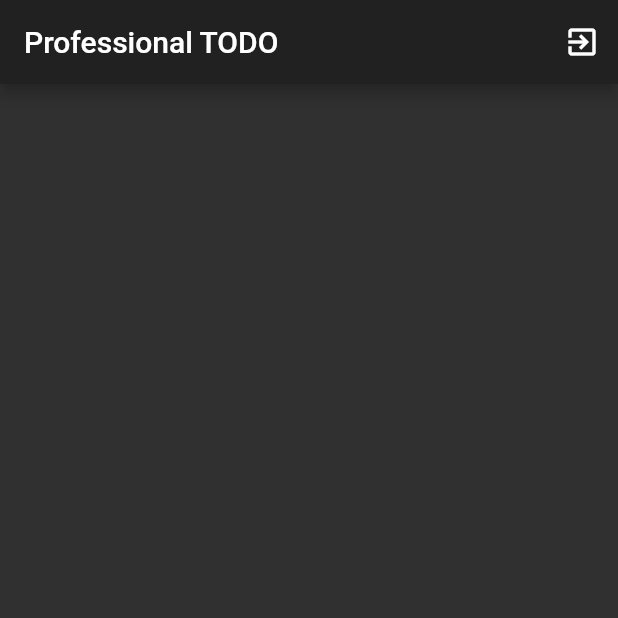
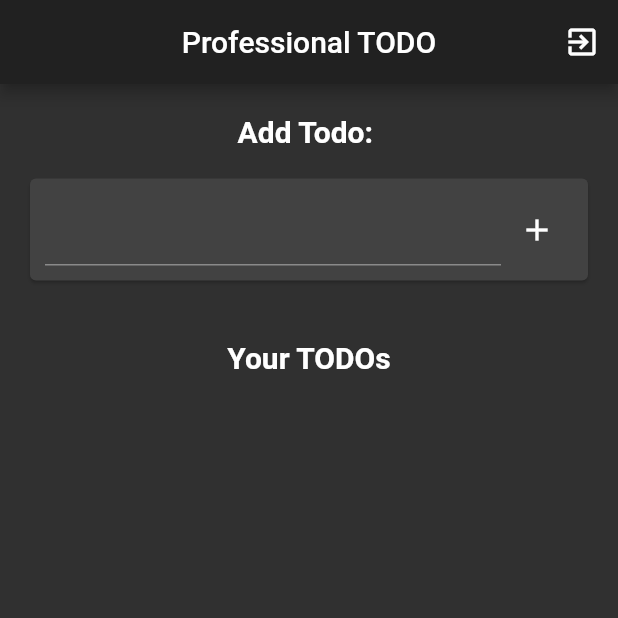
Before and after one commit to jppradoleal/professional_todo, a Flutter app: the screen it shows once a user with an empty profile is signed in, on a phone screen of 412 x 824 dp, the top half of it. Run offline on Flutter 3.47's test engine with Material 2 defaults, Android fonts, the light colour scheme and no system bars; our stand-ins replace cloud_firestore, firebase_auth, firebase_core; accounts and stored records are empty.

Commit message:
feat: Added todos and database integration

```diff
--- /dev/null
+++ b/lib/models/todo.dart
@@ -0,0 +1,19 @@
+import 'package:cloud_firestore/cloud_firestore.dart';
+
+class TodoModel {
+  String todoId;
+  String content;
+  bool done;
+
+  TodoModel({
+    this.todoId,
+    this.content,
+    this.done,
+  });
+
+  TodoModel.fromDocumentSnapshot({DocumentSnapshot documentSnapshot}) {
+    todoId = documentSnapshot.id;
+    content = documentSnapshot.data()['content'] as String;
+    done = documentSnapshot.data()['done'] as bool;
+  }
+}
--- a/lib/screens/home.dart
+++ b/lib/screens/home.dart
@@ -1,7 +1,10 @@
 import 'package:cloud_firestore/cloud_firestore.dart';
 import 'package:firebase_auth/firebase_auth.dart';
 import 'package:flutter/material.dart';
+import 'package:professional_todo/models/todo.dart';
 import 'package:professional_todo/services/auth.dart';
+import 'package:professional_todo/services/database.dart';
+import 'package:professional_todo/widgets/todo_card.dart';
 
 class Home extends StatefulWidget {
   final FirebaseAuth auth;
@@ -18,11 +21,14 @@ class Home extends StatefulWidget {
 }
 
 class _HomeState extends State<Home> {
+  final TextEditingController _todoController = TextEditingController();
+
   @override
   Widget build(BuildContext context) {
     return Scaffold(
       appBar: AppBar(
         title: const Text("Professional TODO"),
+        centerTitle: true,
         actions: [
           IconButton(
             icon: const Icon(Icons.exit_to_app),
@@ -32,6 +38,84 @@ class _HomeState extends State<Home> {
           )
         ],
       ),
+      body: Column(
+        children: <Widget>[
+          const SizedBox(
+            height: 20,
+          ),
+          const Text(
+            "Add Todo: ",
+            style: TextStyle(
+              fontSize: 20,
+              fontWeight: FontWeight.bold,
+            ),
+          ),
+          Card(
+            margin: const EdgeInsets.all(20),
+            child: Padding(
+              padding: const EdgeInsets.all(10.0),
+              child: Row(
+                children: [
+                  Expanded(
+                      child: TextFormField(
+                    controller: _todoController,
+                  )),
+                  IconButton(
+                    icon: const Icon(Icons.add),
+                    onPressed: () {
+                      if (_todoController.text != "") {
+                        setState(() {
+                          Database(firestore: widget.firestore).addTodo(
+                              uid: widget.auth.currentUser.uid,
+                              content: _todoController.text);
+                          _todoController.clear();
+                        });
+                      }
+                    },
+                  )
+                ],
+              ),
+            ),
+          ),
+          const SizedBox(
+            height: 20,
+          ),
+          const Text(
+            "Your TODOs",
+            style: TextStyle(fontSize: 20, fontWeight: FontWeight.bold),
+          ),
+          Expanded(
+            child: StreamBuilder(
+              stream: Database(firestore: widget.firestore)
+                  .streamTodos(uid: widget.auth.currentUser.uid),
+              builder: (BuildContext context,
+                  AsyncSnapshot<List<TodoModel>> snapshot) {
+                if (snapshot.connectionState == ConnectionState.active) {
+                  if (snapshot.data == null) {
+                    return const Center(
+                      child: Text("You don't have any unfinished TODOs"),
+                    );
+                  }
+
+                  return ListView.builder(
+                    itemCount: snapshot.data.length,
+                    itemBuilder: (_, index) {
+                      return TodoCard(
+                          firestore: widget.firestore,
+                          uid: widget.auth.currentUser.uid,
+                          todo: snapshot.data[index]);
+                    },
+                  );
+                } else {
+                  return const Center(
+                    child: Text("Loading..."),
+                  );
+                }
+              },
+            ),
+          )
+        ],
+      ),
     );
   }
 }
--- /dev/null
+++ b/lib/services/database.dart
@@ -0,0 +1,54 @@
+import 'package:cloud_firestore/cloud_firestore.dart';
+import 'package:professional_todo/models/todo.dart';
+
+class Database {
+  final FirebaseFirestore firestore;
+
+  Database({this.firestore});
+
+  Stream<List<TodoModel>> streamTodos({String uid}) {
+    try {
+      return firestore
+          .collection("todos")
+          .doc(uid)
+          .collection("todos")
+          .where("done", isEqualTo: false)
+          .snapshots()
+          .map((query) {
+        final List<TodoModel> retVal = [];
+        for (final DocumentSnapshot doc in query.docs) {
+          retVal.add(TodoModel.fromDocumentSnapshot(documentSnapshot: doc));
+        }
+        return retVal;
+      });
+    } catch (e) {
+      rethrow;
+    }
+  }
+
+  Future<void> addTodo({String uid, String content}) async {
+    try {
+      firestore.collection("todos").doc(uid).collection("todos").add({
+        "content": content,
+        "done": false,
+      });
+    } catch (e) {
+      rethrow;
+    }
+  }
+
+  Future<void> updateTodo({String uid, String todoId}) async {
+    try {
+      firestore
+          .collection("todos")
+          .doc(uid)
+          .collection("todos")
+          .doc(todoId)
+          .update({
+        "done": true,
+      });
+    } catch (e) {
+      rethrow;
+    }
+  }
+}
```
Also changed, not shown: lib/widgets/todo_card.dart (added, +47 -0 lines), pubspec.yaml (+4 -4 lines), 1 other file.
